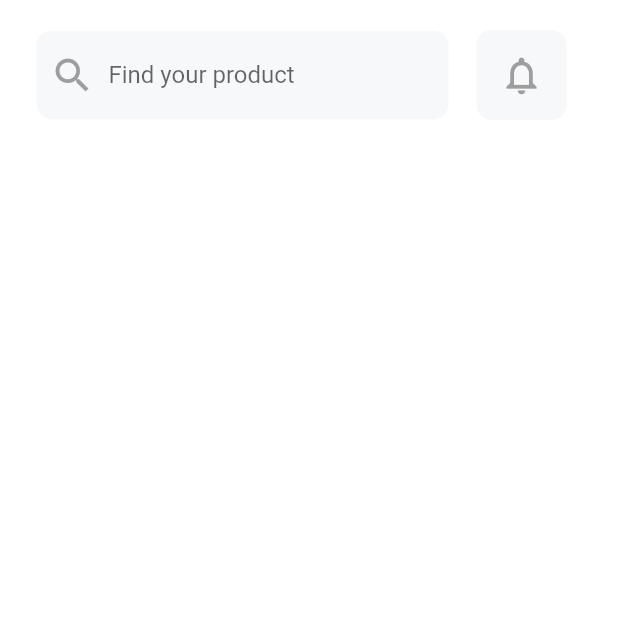
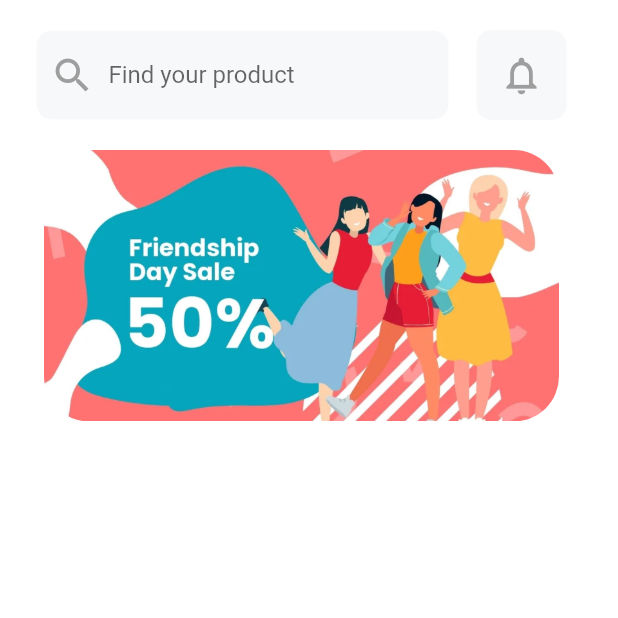
Before and after one commit to alphabas/ecommerce_shoping, a Flutter app: the screen it shows after launch, on a phone screen of 412 x 824 dp, the top half of it. Run offline on Flutter 3.47's test engine with Material 2 defaults, Android fonts, the phone set to English and light mode, and no system bars.

Commit message:
commit now

```diff
--- a/lib/screens/home_screen.dart
+++ b/lib/screens/home_screen.dart
@@ -70,6 +70,12 @@ class HomeScreen extends StatelessWidget {
                 Container(
                   margin: EdgeInsets.only(right: 25, top: 20),
                   alignment: Alignment.center,
+                  child: ClipRRect(
+                    borderRadius: BorderRadius.circular(30),
+                    child: Image.asset("images/cover.jpg",
+                        width: MediaQuery.of(context).size.width / 1.2,
+                        fit: BoxFit.contain),
+                  ),
                 ),
                 SingleChildScrollView(
                   scrollDirection: Axis.horizontal,
```
